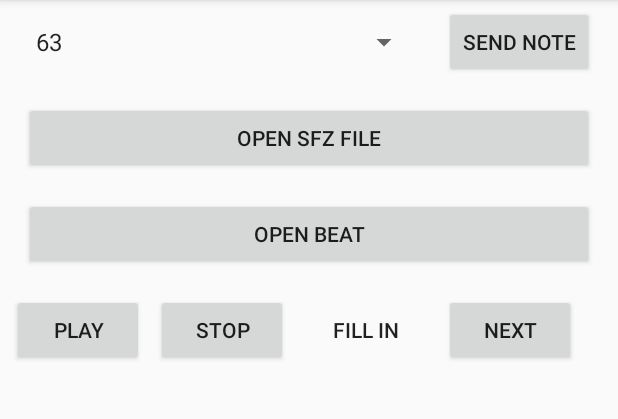
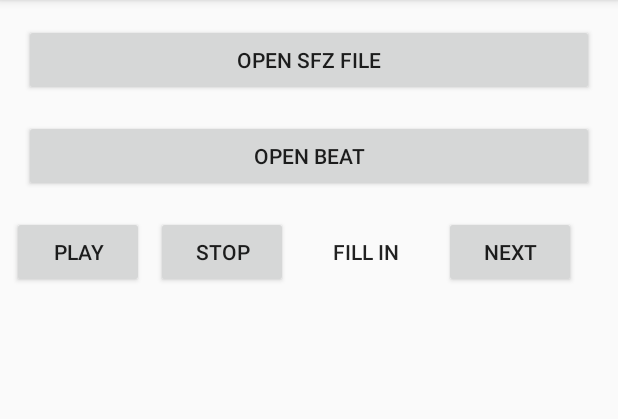
Before and after one commit to paulfd/batteur-android, an Android app: the screen it shows after launch (MainActivity), on a phone screen of 412 x 824 dp, the part 90-509 px from its top. Run offline under Robolectric (Android 15) with nearby library versions, the phone set to English and light mode, and no system bars; libraries missing offline, so code that uses them is left out: com.obsez.android; 5 statements that could not run were skipped.

Commit message:
Remove the note selector spinner

```diff
--- a/app/build.gradle
+++ b/app/build.gradle
@@ -52,6 +52,8 @@ dependencies {
     def activity_version = "1.1.0"
     def fragment_version = "1.2.5"
 
+    api 'com.google.android.material:material:1.1.0-alpha06'
+
     // ViewModel
     implementation "androidx.lifecycle:lifecycle-viewmodel-ktx:$lifecycle_version"
     // LiveData
--- a/app/src/main/java/cc/ferrand/batteur/MainActivity.kt
+++ b/app/src/main/java/cc/ferrand/batteur/MainActivity.kt
@@ -1,13 +1,7 @@
 package cc.ferrand.batteur
 
-import android.content.Context
-import android.content.pm.PackageManager
-import android.media.AudioManager
-import android.media.midi.MidiDeviceInfo
-import android.media.midi.MidiManager
 import androidx.appcompat.app.AppCompatActivity
 import android.os.Bundle
-import android.os.Handler
 import android.view.View
 import android.widget.*
 import androidx.activity.viewModels
@@ -18,15 +12,7 @@ import java.io.File
 // Midi Info
 // https://developer.android.com/reference/android/media/midi/package-summary.html
 
-class MainActivity : AppCompatActivity(), AdapterView.OnItemSelectedListener {
-    private val AUDIO_API_OPTIONS = arrayOf<String>("Unspecified", "OpenSL ES", "AAudio")
-    private val noteNumberArray = ArrayList<String>()
-    private var selectedNote : Int = 63
-
-    init {
-        for (i in 0..127)
-            noteNumberArray.add(i.toString())
-    }
+class MainActivity : AppCompatActivity() {
 
     override fun onCreate(savedInstanceState: Bundle?) {
         super.onCreate(savedInstanceState)
@@ -34,16 +20,6 @@ class MainActivity : AppCompatActivity(), AdapterView.OnItemSelectedListener {
         setContentView(R.layout.activity_main)
         model.setDefaultParameters(applicationContext)
         setSupportActionBar(toolbar)
-
-        var noteArrayAdapter = ArrayAdapter(this, android.R.layout.simple_spinner_item, noteNumberArray)
-        noteArrayAdapter.setDropDownViewResource(android.R.layout.simple_spinner_dropdown_item)
-        noteSpinner.onItemSelectedListener = this
-        noteSpinner.adapter = noteArrayAdapter
-        noteSpinner.setSelection(selectedNote)
-
-        button.setOnClickListener {
-            model.playNote(selectedNote, 0.5f)
-        }
 
         btnFile.setOnClickListener {
             ChooserDialog(this)
@@ -73,15 +49,4 @@ class MainActivity : AppCompatActivity(), AdapterView.OnItemSelectedListener {
         btnNext.setOnClickListener { model.next() }
     }
 
-    override fun onItemSelected(parent: AdapterView<*>?, view: View?, position: Int, id: Long) {
-        if (parent?.id == noteSpinner.id) {
-            selectedNote = position
-        }
-    }
-
-    override fun onNothingSelected(parent: AdapterView<*>?) {
-        if (parent?.id == noteSpinner.id) {
-            parent.setSelection(selectedNote)
-        }
-    }
 }
--- a/app/src/main/java/cc/ferrand/batteur/MainViewModel.kt
+++ b/app/src/main/java/cc/ferrand/batteur/MainViewModel.kt
@@ -11,12 +11,6 @@ import android.media.midi.MidiReceiver
 import android.os.Handler
 import android.widget.Toast
 import androidx.lifecycle.AndroidViewModel
-import androidx.lifecycle.ViewModel
-import kotlin.experimental.and
-
-class SoundEngineWrapper {
-
-}
 
 class MainViewModel(application: Application) : AndroidViewModel(application) {
     private val context = getApplication<Application>().applicationContext
--- a/app/src/main/res/layout/activity_main.xml
+++ b/app/src/main/res/layout/activity_main.xml
@@ -21,28 +21,6 @@
         app:layout_constraintTop_toTopOf="parent"
         app:popupTheme="@style/ThemeOverlay.AppCompat.Light" />
 
-    <Spinner
-        android:id="@+id/noteSpinner"
-        android:layout_width="0dp"
-        android:layout_height="wrap_content"
-        android:layout_marginStart="16dp"
-        android:layout_marginTop="16dp"
-        android:layout_marginEnd="16dp"
-        app:layout_constraintEnd_toStartOf="@+id/button"
-        app:layout_constraintHorizontal_bias="0.0"
-        app:layout_constraintStart_toStartOf="parent"
-        app:layout_constraintTop_toBottomOf="@+id/toolbar" />
-
-    <Button
-        android:id="@+id/button"
-        android:layout_width="wrap_content"
-        android:layout_height="wrap_content"
-        android:layout_marginEnd="16dp"
-        android:text="Send note"
-        app:layout_constraintBottom_toBottomOf="@+id/noteSpinner"
-        app:layout_constraintEnd_toEndOf="parent"
-        app:layout_constraintTop_toTopOf="@+id/noteSpinner" />
-
     <Button
         android:id="@+id/btnFile"
         android:layout_width="0dp"
@@ -54,7 +32,7 @@
         app:layout_constraintEnd_toEndOf="parent"
         app:layout_constraintHorizontal_bias="1.0"
         app:layout_constraintStart_toStartOf="parent"
-        app:layout_constraintTop_toBottomOf="@+id/button" />
+        app:layout_constraintTop_toBottomOf="@+id/toolbar" />
 
     <Button
         android:id="@+id/btnBeatFile"
```
